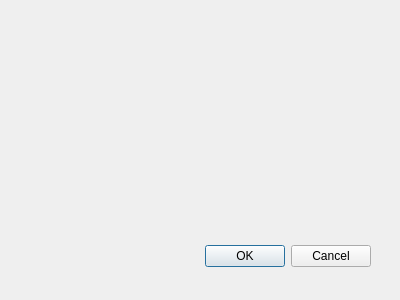
Old version of the form tester/report.ui in the repository nmgzxj/qtcode.
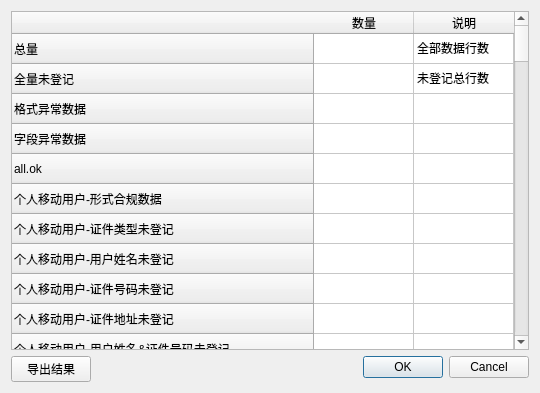
New version of the form.

```diff
--- a/tester/report.ui
+++ b/tester/report.ui
@@ -8,29 +8,506 @@
    <rect>
     <x>0</x>
     <y>0</y>
-    <width>400</width>
-    <height>300</height>
+    <width>540</width>
+    <height>393</height>
    </rect>
   </property>
   <property name="windowTitle">
    <string>Dialog</string>
   </property>
-  <widget name="buttonBox" class="QDialogButtonBox">
-   <property name="geometry">
-    <rect>
-     <x>30</x>
-     <y>240</y>
-     <width>341</width>
-     <height>32</height>
-    </rect>
-   </property>
-   <property name="orientation">
-    <enum>Qt::Horizontal</enum>
-   </property>
-   <property name="standardButtons">
-    <set>QDialogButtonBox::Cancel|QDialogButtonBox::Ok</set>
-   </property>
-  </widget>
+  <property name="autoFillBackground">
+   <bool>true</bool>
+  </property>
+  <layout class="QFormLayout" name="formLayout">
+   <item row="1" column="0">
+    <widget class="QPushButton" name="pushButton">
+     <property name="text">
+      <string>导出结果</string>
+     </property>
+    </widget>
+   </item>
+   <item row="1" column="1">
+    <widget class="QDialogButtonBox" name="buttonBox">
+     <property name="orientation">
+      <enum>Qt::Horizontal</enum>
+     </property>
+     <property name="standardButtons">
+      <set>QDialogButtonBox::Cancel|QDialogButtonBox::Ok</set>
+     </property>
+    </widget>
+   </item>
+   <item row="0" column="0" colspan="2">
+    <widget class="QTableWidget" name="tableWidget">
+     <property name="selectionBehavior">
+      <enum>QAbstractItemView::SelectRows</enum>
+     </property>
+     <property name="verticalScrollMode">
+      <enum>QAbstractItemView::ScrollPerItem</enum>
+     </property>
+     <property name="sortingEnabled">
+      <bool>true</bool>
+     </property>
+     <attribute name="horizontalHeaderStretchLastSection">
+      <bool>true</bool>
+     </attribute>
+     <row>
+      <property name="text">
+       <string>总量</string>
+      </property>
+     </row>
+     <row>
+      <property name="text">
+       <string>全量未登记</string>
+      </property>
+     </row>
+     <row>
+      <property name="text">
+       <string>格式异常数据</string>
+      </property>
+     </row>
+     <row>
+      <property name="text">
+       <string>字段异常数据</string>
+      </property>
+     </row>
+     <row>
+      <property name="text">
+       <string>all.ok</string>
+      </property>
+     </row>
+     <row>
+      <property name="text">
+       <string>个人移动用户-形式合规数据</string>
+      </property>
+     </row>
+     <row>
+      <property name="text">
+       <string>个人移动用户-证件类型未登记</string>
+      </property>
+     </row>
+     <row>
+      <property name="text">
+       <string>个人移动用户-用户姓名未登记</string>
+      </property>
+     </row>
+     <row>
+      <property name="text">
+       <string>个人移动用户-证件号码未登记</string>
+      </property>
+     </row>
+     <row>
+      <property name="text">
+       <string>个人移动用户-证件地址未登记</string>
+      </property>
+     </row>
+     <row>
+      <property name="text">
+       <string>个人移动用户-用户姓名&amp;证件号码未登记</string>
+      </property>
+     </row>
+     <row>
+      <property name="text">
+       <string>个人移动用户-用户姓名&amp;证件地址未登记</string>
+      </property>
+     </row>
+     <row>
+      <property name="text">
+       <string>个人移动用户-证件号码&amp;证件地址未登记</string>
+      </property>
+     </row>
+     <row>
+      <property name="text">
+       <string>个人移动用户-用户姓名&amp;证件号码&amp;证件地址未登记</string>
+      </property>
+     </row>
+     <row>
+      <property name="text">
+       <string>个人移动用户-证件类型校验不合规</string>
+      </property>
+     </row>
+     <row>
+      <property name="text">
+       <string>个人移动用户-用户姓名校验不合规</string>
+      </property>
+     </row>
+     <row>
+      <property name="text">
+       <string>个人移动用户-证件号码校验不合规</string>
+      </property>
+     </row>
+     <row>
+      <property name="text">
+       <string>个人移动用户-证件地址校验不合规</string>
+      </property>
+     </row>
+     <row>
+      <property name="text">
+       <string>个人移动用户-用户姓名&amp;证件号码校验不合规</string>
+      </property>
+     </row>
+     <row>
+      <property name="text">
+       <string>个人移动用户-用户姓名&amp;证件地址校验不合规</string>
+      </property>
+     </row>
+     <row>
+      <property name="text">
+       <string>个人移动用户-证件号码&amp;证件地址校验不合规</string>
+      </property>
+     </row>
+     <row>
+      <property name="text">
+       <string>个人移动用户-用户姓名&amp;证件号码&amp;证件地址校验不合规</string>
+      </property>
+     </row>
+     <row>
+      <property name="text">
+       <string>个人固话用户-形式合规数据</string>
+      </property>
+     </row>
+     <row>
+      <property name="text">
+       <string>个人固话用户-证件类型未登记</string>
+      </property>
+     </row>
+     <row>
+      <property name="text">
+       <string>个人固话用户-用户姓名未登记</string>
+      </property>
+     </row>
+     <row>
+      <property name="text">
+       <string>个人固话用户-证件号码未登记</string>
+      </property>
+     </row>
+     <row>
+      <property name="text">
+       <string>个人固话用户-证件地址未登记</string>
+      </property>
+     </row>
+     <row>
+      <property name="text">
+       <string>个人固话用户-用户姓名&amp;证件号码未登记</string>
+      </property>
+     </row>
+     <row>
+      <property name="text">
+       <string>个人固话用户-用户姓名&amp;证件地址未登记</string>
+      </property>
+     </row>
+     <row>
+      <property name="text">
+       <string>个人固话用户-证件号码&amp;证件地址未登记</string>
+      </property>
+     </row>
+     <row>
+      <property name="text">
+       <string>个人固话用户-用户姓名&amp;证件号码&amp;证件地址未登记</string>
+      </property>
+     </row>
+     <row>
+      <property name="text">
+       <string>个人固话用户-证件类型校验不合规</string>
+      </property>
+     </row>
+     <row>
+      <property name="text">
+       <string>个人固话用户-用户姓名校验不合规</string>
+      </property>
+     </row>
+     <row>
+      <property name="text">
+       <string>个人固话用户-证件号码校验不合规</string>
+      </property>
+     </row>
+     <row>
+      <property name="text">
+       <string>个人固话用户-证件地址校验不合规</string>
+      </property>
+     </row>
+     <row>
+      <property name="text">
+       <string>个人固话用户-用户姓名&amp;证件号码校验不合规</string>
+      </property>
+     </row>
+     <row>
+      <property name="text">
+       <string>个人固话用户-用户姓名&amp;证件地址校验不合规</string>
+      </property>
+     </row>
+     <row>
+      <property name="text">
+       <string>个人固话用户-证件号码&amp;证件地址校验不合规</string>
+      </property>
+     </row>
+     <row>
+      <property name="text">
+       <string>个人固话用户-用户姓名&amp;证件号码&amp;证件地址校验不合规</string>
+      </property>
+     </row>
+     <row>
+      <property name="text">
+       <string>个人移动用户-代办人信息未登记</string>
+      </property>
+     </row>
+     <row>
+      <property name="text">
+       <string>个人固话用户-代办人信息未登记</string>
+      </property>
+     </row>
+     <row>
+      <property name="text">
+       <string>个人移动用户-代办人信息校验不合规</string>
+      </property>
+     </row>
+     <row>
+      <property name="text">
+       <string>个人固话用户-代办人信息校验不合规</string>
+      </property>
+     </row>
+     <row>
+      <property name="text">
+       <string>单位移动用户-形式合规数据</string>
+      </property>
+     </row>
+     <row>
+      <property name="text">
+       <string>单位移动用户-使用人信息未登记</string>
+      </property>
+     </row>
+     <row>
+      <property name="text">
+       <string>单位移动用户-经办人信息未登记</string>
+      </property>
+     </row>
+     <row>
+      <property name="text">
+       <string>单位移动用户-单位信息未登记</string>
+      </property>
+     </row>
+     <row>
+      <property name="text">
+       <string>单位移动用户-使用人&amp;经办人信息未登记</string>
+      </property>
+     </row>
+     <row>
+      <property name="text">
+       <string>单位移动用户-使用人&amp;单位信息未登记</string>
+      </property>
+     </row>
+     <row>
+      <property name="text">
+       <string>单位移动用户-经办人&amp;单位信息未登记</string>
+      </property>
+     </row>
+     <row>
+      <property name="text">
+       <string>单位移动用户-使用人&amp;经办人&amp;单位信息未登记</string>
+      </property>
+     </row>
+     <row>
+      <property name="text">
+       <string>单位移动用户-使用人信息校验不合规</string>
+      </property>
+     </row>
+     <row>
+      <property name="text">
+       <string>单位移动用户-经办人信息校验不合规</string>
+      </property>
+     </row>
+     <row>
+      <property name="text">
+       <string>单位移动用户-单位信息校验不合规</string>
+      </property>
+     </row>
+     <row>
+      <property name="text">
+       <string>单位移动用户-使用人&amp;经办人信息校验不合规</string>
+      </property>
+     </row>
+     <row>
+      <property name="text">
+       <string>单位移动用户-经办人&amp;单位信息校验不合规</string>
+      </property>
+     </row>
+     <row>
+      <property name="text">
+       <string>单位移动用户-使用人&amp;经办人&amp;单位信息校验不合规</string>
+      </property>
+     </row>
+     <row>
+      <property name="text">
+       <string>单位固话用户-形式合规数据</string>
+      </property>
+     </row>
+     <row>
+      <property name="text">
+       <string>单位固话用户-经办人信息未登记</string>
+      </property>
+     </row>
+     <row>
+      <property name="text">
+       <string>单位固话用户-单位信息未登记</string>
+      </property>
+     </row>
+     <row>
+      <property name="text">
+       <string>单位固话用户-经办人&amp;单位信息未登记</string>
+      </property>
+     </row>
+     <row>
+      <property name="text">
+       <string>单位固话用户-经办人信息校验不合规</string>
+      </property>
+     </row>
+     <row>
+      <property name="text">
+       <string>单位固话用户-单位信息校验不合规</string>
+      </property>
+     </row>
+     <row>
+      <property name="text">
+       <string>单位固话用户-经办人&amp;单位信息校验不合规</string>
+      </property>
+     </row>
+     <row>
+      <property name="text">
+       <string>行业移动应用-形式合规数据</string>
+      </property>
+     </row>
+     <row>
+      <property name="text">
+       <string>行业移动应用-经办人信息未登记</string>
+      </property>
+     </row>
+     <row>
+      <property name="text">
+       <string>行业移动应用-经办人&amp;单位信息未登记</string>
+      </property>
+     </row>
+     <row>
+      <property name="text">
+       <string>行业移动应用-责任人&amp;经办人信息未登记</string>
+      </property>
+     </row>
+     <row>
+      <property name="text">
+       <string>行业移动应用-责任人&amp;经办人&amp;单位信息未登记</string>
+      </property>
+     </row>
+     <row>
+      <property name="text">
+       <string>行业移动应用-单位信息未登记</string>
+      </property>
+     </row>
+     <row>
+      <property name="text">
+       <string>行业移动应用-责任人信息未登记</string>
+      </property>
+     </row>
+     <row>
+      <property name="text">
+       <string>行业移动应用-责任人&amp;单位信息未登记</string>
+      </property>
+     </row>
+     <row>
+      <property name="text">
+       <string>行业移动应用-经办人信息校验不合规</string>
+      </property>
+     </row>
+     <row>
+      <property name="text">
+       <string>行业移动应用-经办人&amp;单位信息校验不合规</string>
+      </property>
+     </row>
+     <row>
+      <property name="text">
+       <string>行业移动应用-责任人&amp;经办人信息校验不合规</string>
+      </property>
+     </row>
+     <row>
+      <property name="text">
+       <string>行业移动应用-责任人&amp;经办人&amp;单位信息校验不合规</string>
+      </property>
+     </row>
+     <row>
+      <property name="text">
+       <string>行业移动应用-单位信息校验不合规</string>
+      </property>
+     </row>
+     <row>
+      <property name="text">
+       <string>行业移动应用-责任人信息校验不合规</string>
+      </property>
+     </row>
+     <row>
+      <property name="text">
+       <string>行业移动应用-责任人&amp;单位信息校验不合规</string>
+      </property>
+     </row>
+     <row>
+      <property name="text">
+       <string>行业固话应用-形式合规数据</string>
+      </property>
+     </row>
+     <row>
+      <property name="text">
+       <string>行业固话应用-经办人信息未登记</string>
+      </property>
+     </row>
+     <row>
+      <property name="text">
+       <string>行业固话应用-经办人&amp;单位信息未登记</string>
+      </property>
+     </row>
+     <row>
+      <property name="text">
+       <string>行业固话应用-单位信息未登记</string>
+      </property>
+     </row>
+     <row>
+      <property name="text">
+       <string>行业固话应用-经办人信息校验不合规</string>
+      </property>
+     </row>
+     <row>
+      <property name="text">
+       <string>行业固话应用-经办人&amp;单位信息校验不合规</string>
+      </property>
+     </row>
+     <row>
+      <property name="text">
+       <string>行业固话应用-单位信息校验不合规</string>
+      </property>
+     </row>
+     <row>
+      <property name="text">
+       <string>个人移动一证五卡不合规</string>
+      </property>
+     </row>
+     <column>
+      <property name="text">
+       <string>数量</string>
+      </property>
+     </column>
+     <column>
+      <property name="text">
+       <string>说明</string>
+      </property>
+     </column>
+     <item row="0" column="1">
+      <property name="text">
+       <string>全部数据行数</string>
+      </property>
+     </item>
+     <item row="1" column="1">
+      <property name="text">
+       <string>未登记总行数</string>
+      </property>
+     </item>
+    </widget>
+   </item>
+  </layout>
  </widget>
  <pixmapfunction/>
  <resources/>
```
Left out of the diff: 9 changed lines with no effect on the pictures.
